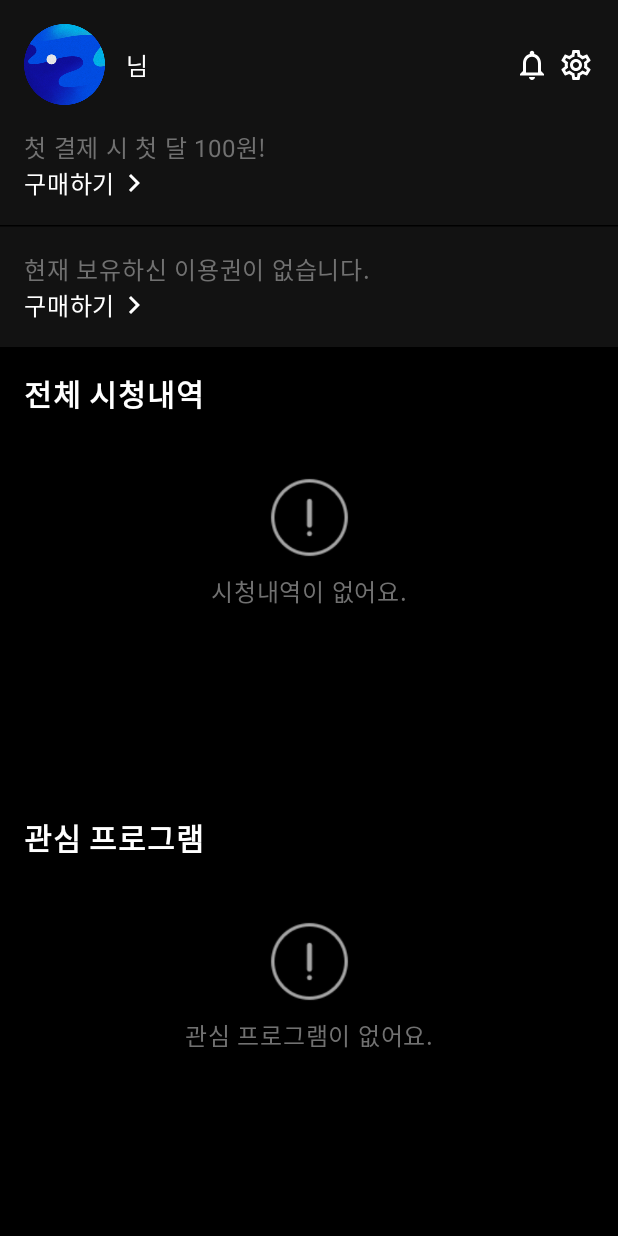
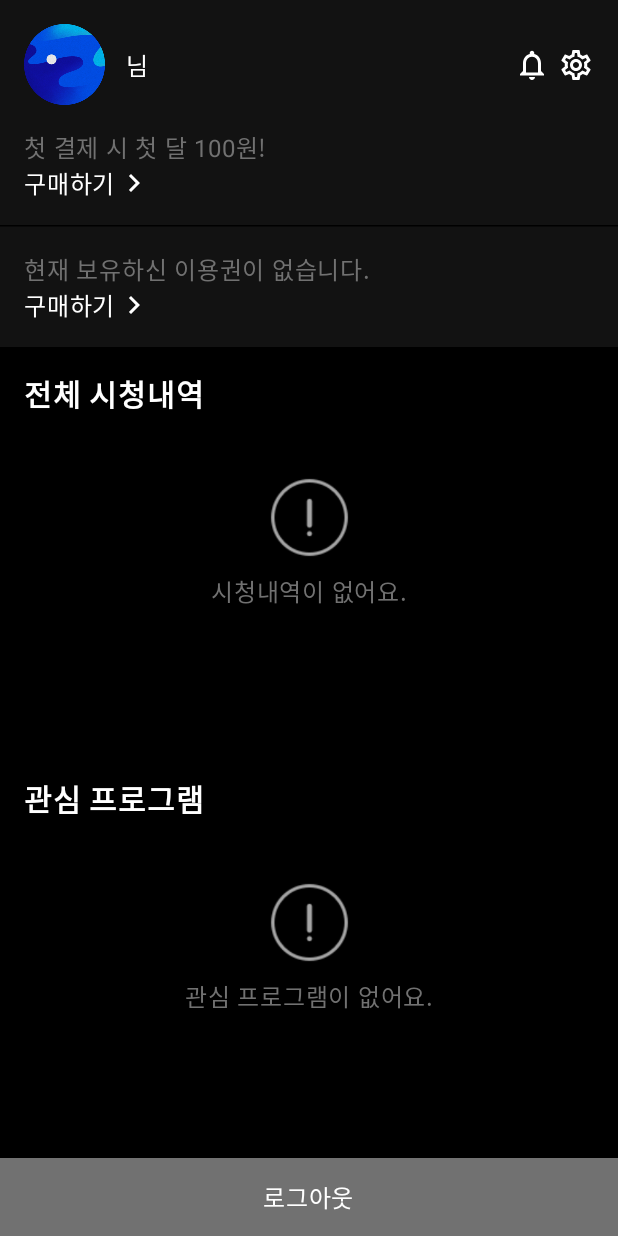
Before and after one commit to AND-SOPT-ANDROID/jihyeon-jin, an Android app built with Jetpack Compose: the composable MyScreen shown on its own in the app's theme, on a phone screen of 412 x 824 dp. Run offline under Robolectric (Android 15) with nearby library versions, the phone set to English and light mode, and no system bars.

Commit message:
feat/#1 : 로그아웃

```diff
--- a/app/src/main/java/org/sopt/and/ui/mypage/MyScreen.kt
+++ b/app/src/main/java/org/sopt/and/ui/mypage/MyScreen.kt
@@ -1,7 +1,11 @@
 package org.sopt.and.ui.mypage
 
+import android.widget.Toast
 import androidx.compose.foundation.Image
 import androidx.compose.foundation.background
+import androidx.compose.foundation.clickable
+import androidx.compose.foundation.interaction.MutableInteractionSource
+import androidx.compose.foundation.layout.Box
 import androidx.compose.foundation.layout.Column
 import androidx.compose.foundation.layout.Row
 import androidx.compose.foundation.layout.Spacer
@@ -10,6 +14,7 @@ import androidx.compose.foundation.layout.fillMaxWidth
 import androidx.compose.foundation.layout.padding
 import androidx.compose.foundation.layout.size
 import androidx.compose.foundation.layout.width
+import androidx.compose.foundation.layout.wrapContentHeight
 import androidx.compose.material.icons.Icons
 import androidx.compose.material.icons.outlined.Notifications
 import androidx.compose.material.icons.outlined.Settings
@@ -17,6 +22,7 @@ import androidx.compose.material3.HorizontalDivider
 import androidx.compose.material3.Icon
 import androidx.compose.material3.Text
 import androidx.compose.runtime.Composable
+import androidx.compose.runtime.remember
 import androidx.compose.ui.Alignment
 import androidx.compose.ui.Modifier
 import androidx.compose.ui.graphics.Color
@@ -28,11 +34,14 @@ import org.sopt.and.ui.mypage.component.MyPageContents
 import org.sopt.and.ui.mypage.component.MyPagePromotion
 import org.sopt.and.ui.theme.ANDANDROIDTheme
 import org.sopt.and.ui.theme.WavveBg
+import org.sopt.and.ui.theme.WavveDisabled
+import org.sopt.and.ui.theme.WavvePrimary
 
 @Composable
 fun MyScreen(
     modifier: Modifier = Modifier,
-    email: String = ""
+    email: String = "",
+    onLogutButtonPress: () -> Unit
 ) {
     Column(
         modifier = modifier
@@ -104,5 +113,23 @@ fun MyScreen(
             title = "관심 프로그램",
             information = "관심 프로그램이 없어요.",
         )
+        Box(
+            contentAlignment = Alignment.Center,
+            modifier = Modifier
+                .fillMaxWidth()
+                .background(WavveDisabled)
+                .wrapContentHeight()
+                .clickable (
+                    interactionSource = remember { MutableInteractionSource() },
+                    indication = null){
+                    onLogutButtonPress()
+                     }
+                .padding(vertical = 14.dp)
+        ) {
+            Text(
+                text = "로그아웃",
+                color = Color.White
+            )
+        }
     }
 }
```
Also changed, not shown: app/src/main/java/org/sopt/and/ui/mypage/MyActivity.kt (+18 -2 lines).
